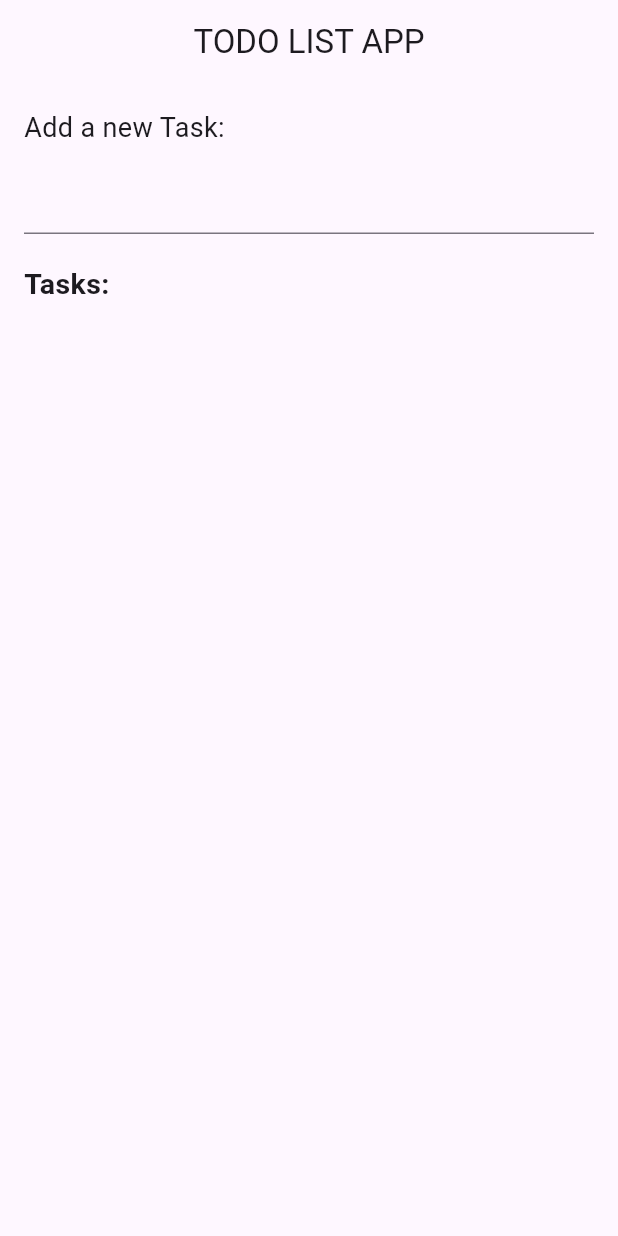
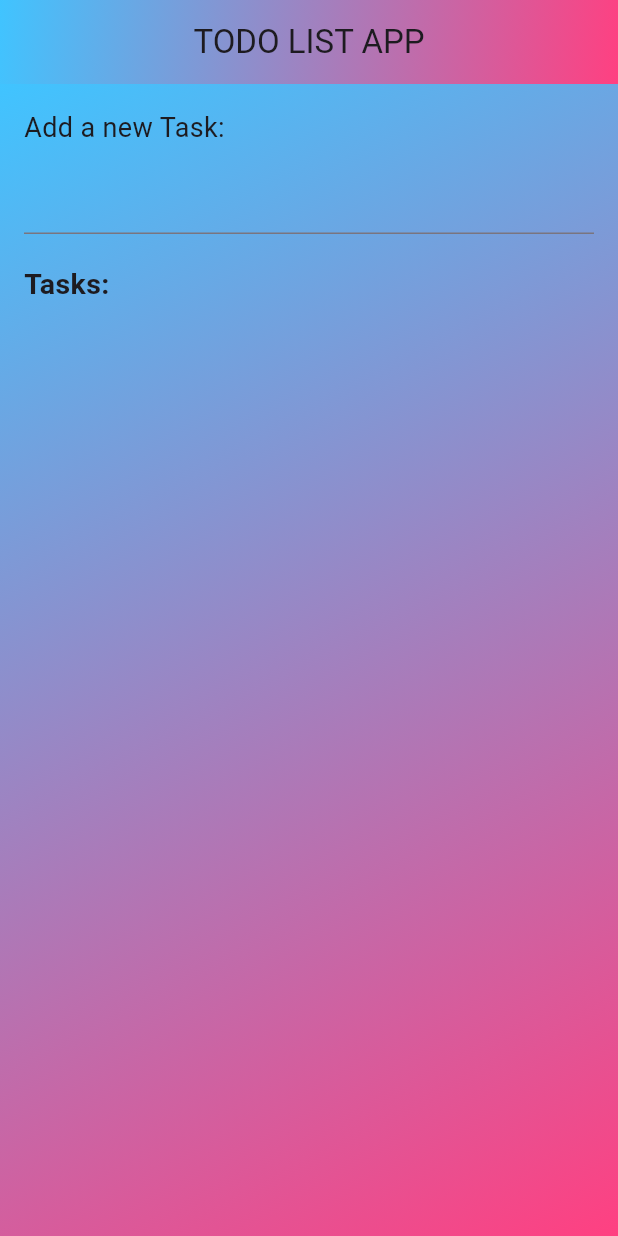
Before and after one commit to Safayat-Hossain-007/ToDoListApp, a Flutter app: the screen it shows after launch, on a phone screen of 412 x 824 dp. Run offline on Flutter 3.47's test engine with Material 3 defaults, Android fonts, the phone set to English and light mode, and no system bars.

Commit message:
New task section added

```diff
--- a/lib/ToDoList/todo_list.dart
+++ b/lib/ToDoList/todo_list.dart
@@ -8,15 +8,54 @@ class ToDoListApp extends StatefulWidget {
 
 class _ToDoListAppState extends State<ToDoListApp> {
   final TextEditingController _controller = TextEditingController();
+  final List<String> _tasks = [];
+
+  void _addTask(String task){
+    setState(() {
+      _tasks.add(task);
+
+    });
+    _controller.clear();
+  }
+
+  void _deleteTask(int index){
+    setState(() {
+      _tasks.removeAt(index);
+    });
+  }
+
+  void _toggleTaskCompletion(int index){
+    setState(() {
+      _tasks[index] = "✅ ${_tasks[index]}";
+    });
+  }
 
   @override
   Widget build(BuildContext context) {
     return Scaffold(
       appBar: AppBar(
+        flexibleSpace: Container(
+          decoration: const BoxDecoration(
+            gradient: LinearGradient(
+              colors: [Colors.lightBlueAccent, Colors.pinkAccent],
+              begin: Alignment.topLeft,
+              end:Alignment.bottomRight,
+            ),
+          ),
+        ),
         title:const Text('TODO LIST APP'),
         centerTitle: true,
       ),
-      body: Padding(
+
+      body: Container(
+        decoration: const BoxDecoration(
+          gradient: LinearGradient(
+            colors: [Colors.lightBlueAccent, Colors.pinkAccent],
+            begin: Alignment.topLeft,
+            end:Alignment.bottomRight,
+          ),
+        ),
+        child: Padding(
           padding: const EdgeInsets.all(16.0),
           child: Column(
             crossAxisAlignment: CrossAxisAlignment.start,
@@ -28,10 +67,11 @@ class _ToDoListAppState extends State<ToDoListApp> {
               const SizedBox(height: 10,),
               TextFormField(
                 controller: _controller,
-              onTap:()
+                onFieldSubmitted:(value)
                   {
-
-
+                    if(value.isNotEmpty){
+                      _addTask(value);
+                    }
                   },
 
               ),
@@ -41,7 +81,25 @@ class _ToDoListAppState extends State<ToDoListApp> {
                 style: TextStyle(fontSize:19.0, fontWeight: FontWeight.bold),
 
               ),
+              Expanded(
+                  child: ListView.builder(
+                    itemCount: _tasks.length,
+                    itemBuilder: (context,index){
+                      return ListTile(
+                        title:Text(_tasks[index]),
+                        trailing: IconButton(
+                          icon: const Icon(Icons.check),
+                          onPressed: (){
+                            _toggleTaskCompletion(index);
+                          },
+                        ),
+                      );
+
+                    },
+                  ),
+              ),
             ],
+          ),
         ),
       ),
     );
```
Lines whose indentation alone changed are shown as unchanged.
